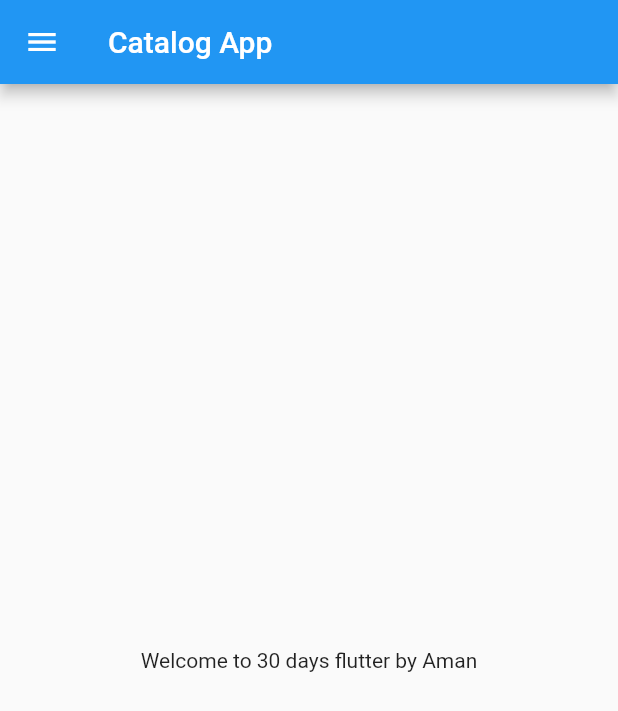
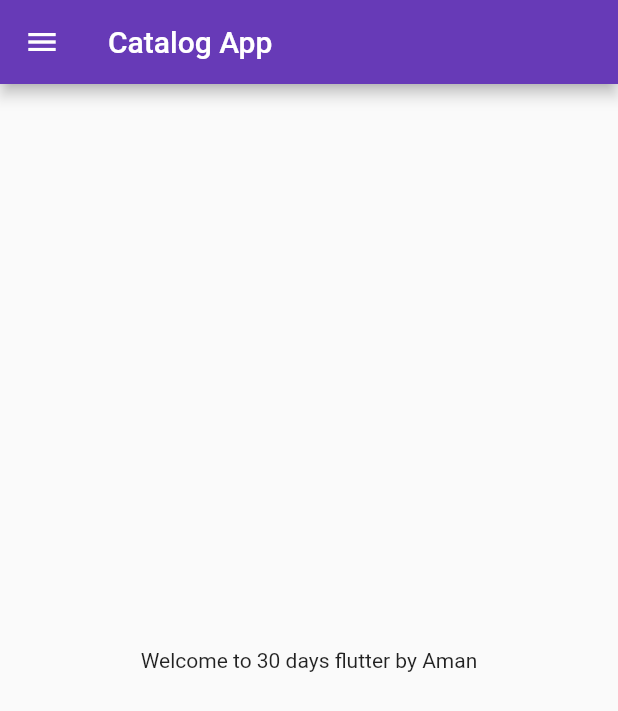
Before and after one commit to apunetha/30DaysOfFlutter, a Flutter app: the screen it shows after launch, on a phone screen of 412 x 824 dp. Shown: the top 711 px of the screen. Run offline on Flutter 3.47's test engine with Material 2 defaults, Android fonts, the phone set to English and light mode, and no system bars.

Commit message:
day3 completed

```diff
--- a/lib/main.dart
+++ b/lib/main.dart
@@ -1,5 +1,9 @@
+// ignore_for_file: prefer_const_constructors
+
 import 'package:flutter/material.dart';
-import 'package:flutter_catalog/home_page.dart';
+import 'package:flutter_catalog/pages/login_page.dart';
+
+import 'pages/home_page.dart';
 
 void main() {
   runApp(MyApp());
@@ -10,9 +14,20 @@ class MyApp extends StatelessWidget {
 
   @override
   Widget build(BuildContext context) {
-
     return MaterialApp(
-      home: HomePage(),
+      themeMode: ThemeMode.light,
+      theme: ThemeData(
+        primarySwatch: Colors.deepPurple,
+      ),
+      darkTheme: ThemeData(
+        brightness: Brightness.dark,
+      ),
+      initialRoute: "/home",
+      routes: {
+        "/": (context) => LoginPage(),
+        "/home": (context) => HomePage(),
+        "/login": (context) => LoginPage(),
+      },
     );
   }
 }
--- a/lib/home_page.dart
+++ b/lib/pages/home_page.dart
@@ -8,13 +8,16 @@ class HomePage extends StatelessWidget {
   Widget build(BuildContext context) {
     return Scaffold(
       appBar: AppBar(
+        // ignore: prefer_const_constructors
         title: Text("Catalog App"),
       ),
       body: Center(
+        // ignore: avoid_unnecessary_containers
         child: Container(
           child: Text("Welcome to $days days flutter by $name"),
         ),
       ),
+      // ignore: prefer_const_constructors
       drawer: Drawer(),
     );
   }
```
Also changed, not shown: lib/pages/login_page.dart (added, +23 -0 lines).
